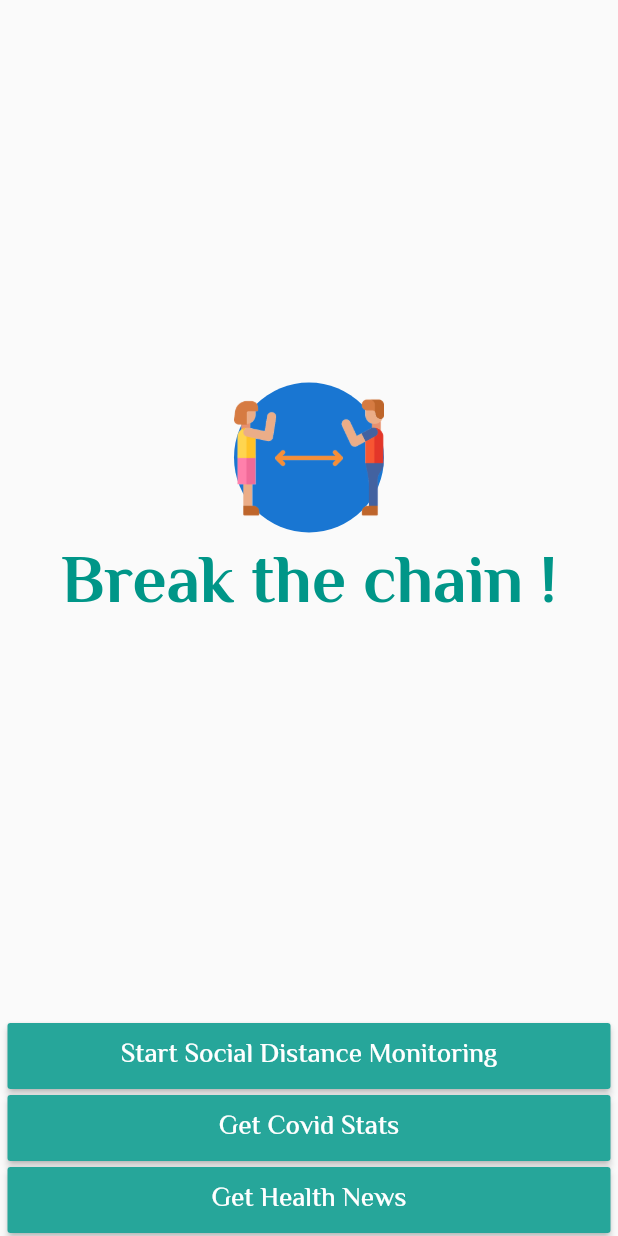
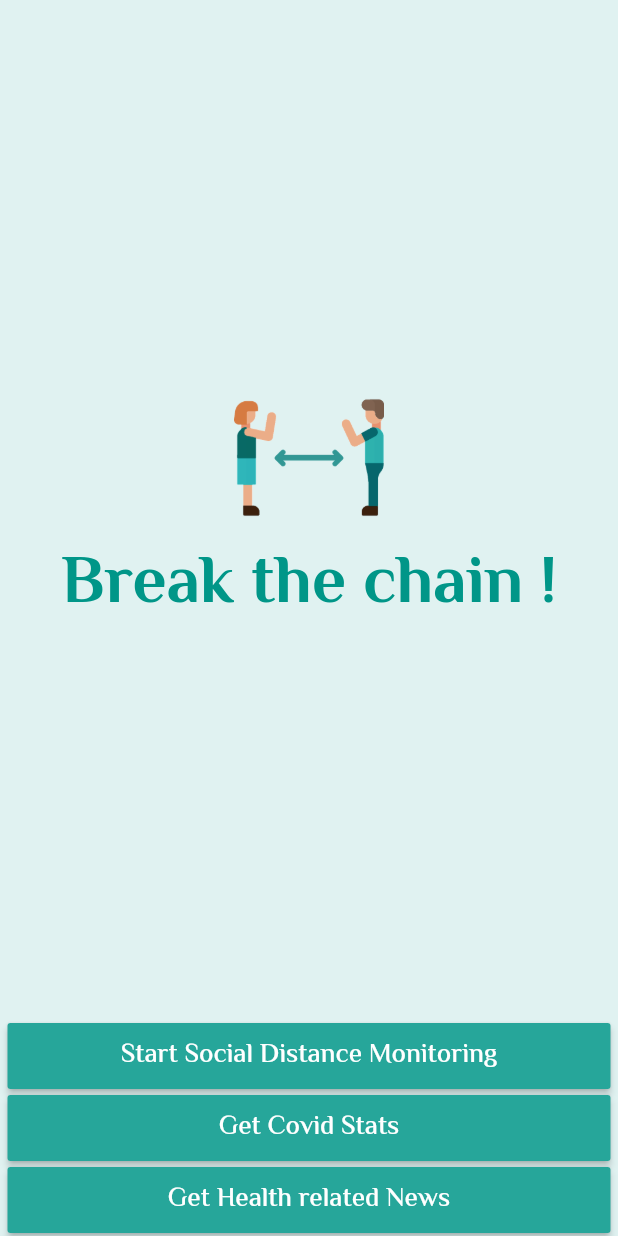
Before and after one commit to munish2301/Break-the-chain, a Flutter app: the screen it shows after launch, on a phone screen of 412 x 824 dp. Run offline on Flutter 3.47's test engine with Material 2 defaults, Android fonts, the phone set to English and light mode, and no system bars; our stand-ins replace camera, data_connection_checker, flutter_spinkit, native_device_orientation, webview_flutter; missing offline and left inert: quartet, tflite.

Commit message:
improving UI of homepage

```diff
--- a/break_the_chain/lib/homepage.dart
+++ b/break_the_chain/lib/homepage.dart
@@ -46,6 +46,7 @@ class _HomePageState extends State<HomePage> {
               return Future.value(false);
             },
             child: Scaffold(
+              backgroundColor: Colors.teal[50],
               body: SafeArea(
                 child: Container(
                   child: Column(
@@ -64,8 +65,9 @@ class _HomePageState extends State<HomePage> {
                                     Orientation.landscape
                                 ? 25.0
                                 : 50.0,
+                            backgroundColor: Colors.teal[50],
                             child: Image(
-                              image: AssetImage('images/playstore.png'),
+                              image: AssetImage('images/playstore2.png'),
                             ),
                           ),
                           Text(
@@ -157,7 +159,7 @@ class _HomePageState extends State<HomePage> {
                           Container(
                             margin: MediaQuery.of(context).orientation ==
                                     Orientation.landscape
-                                ? EdgeInsets.fromLTRB(8.0, 4.0, 8.0, 0.0)
+                                ? EdgeInsets.fromLTRB(8.0, 4.0, 8.0, 4.0)
                                 : EdgeInsets.fromLTRB(5.0, 0.0, 5.0, 0.0),
                             child: RaisedButton(
                               color: Colors.teal[400],
@@ -167,7 +169,7 @@ class _HomePageState extends State<HomePage> {
                                   ? EdgeInsets.all(15.0)
                                   : EdgeInsets.all(8.0),
                               child: Text(
-                                "Get Health News",
+                                "Get Health related News",
                                 style: MediaQuery.of(context).orientation ==
                                         Orientation.landscape
                                     ? kHomePageButtonStyle.copyWith(
@@ -202,14 +204,13 @@ class _HomePageState extends State<HomePage> {
             },
             child: Stack(
               children: [
-                SocialDistancingApp(widget.cameras, _model, setRecognitions),
+                SocialDistancingApp(widget.cameras, setRecognitions),
                 Model(
                   _recognitions == null ? [] : _recognitions,
                   math.max(_imageHeight, _imageWidth),
                   math.min(_imageHeight, _imageWidth),
                   screen.height,
                   screen.width,
-                  _model,
                 ),
               ],
             ),
```
